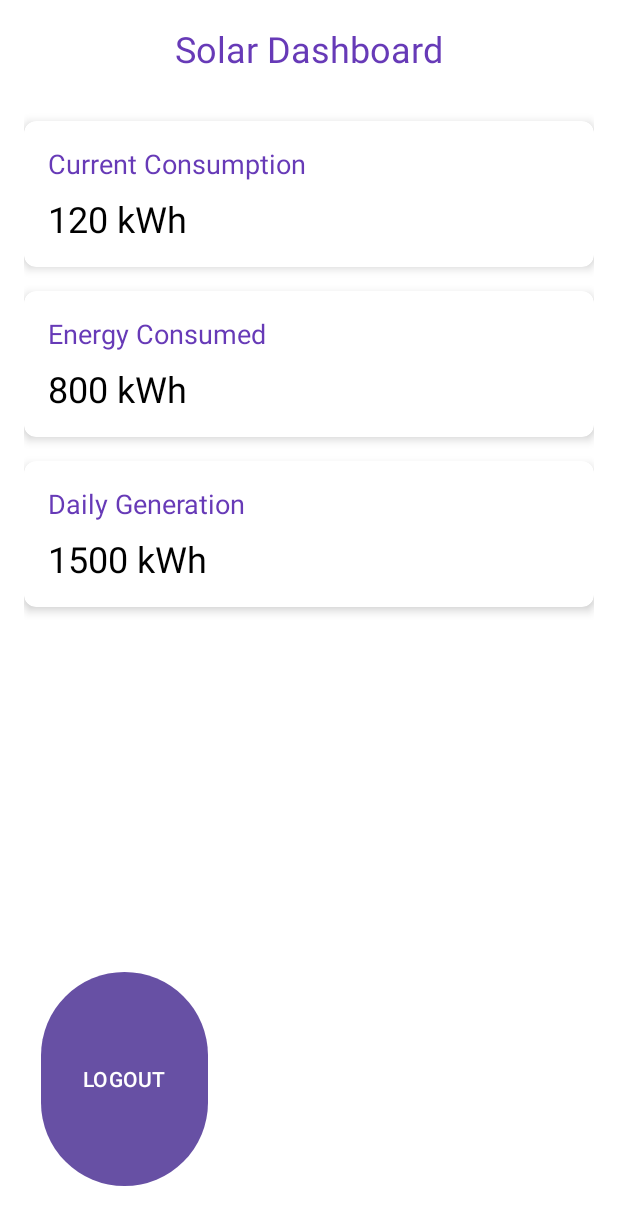
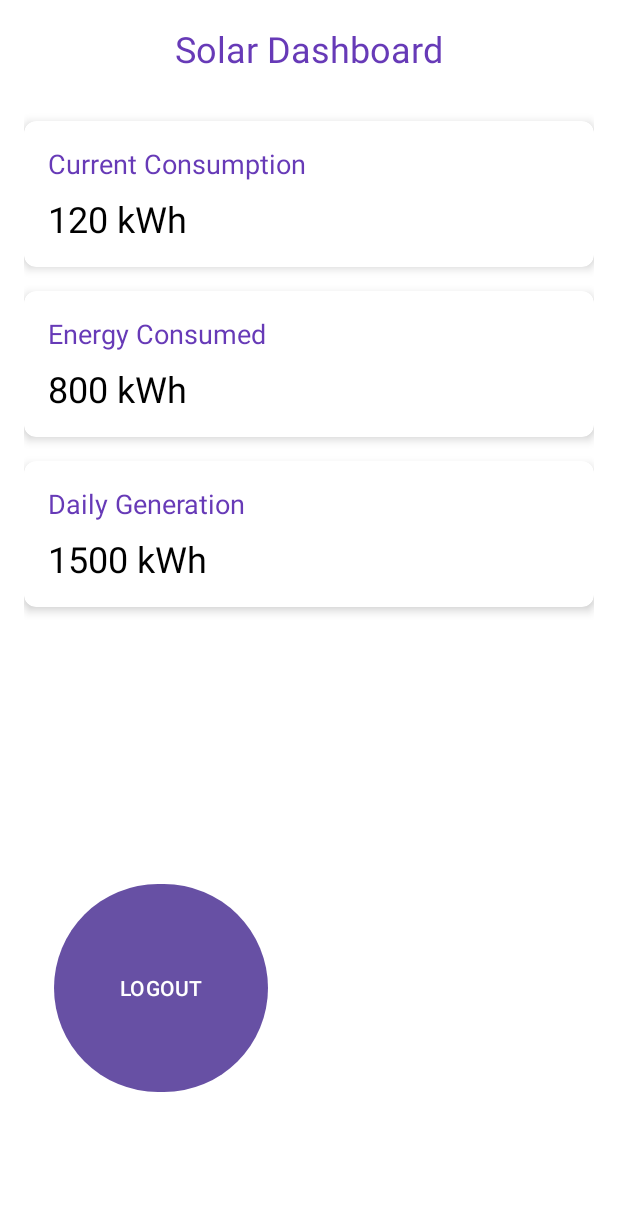
Before and after one commit to kaikamal/FYP, an Android app: the fragment HomeFragment shown on its own in the app's theme, on a phone screen of 412 x 824 dp. Shown: the top 1225 px of the screen. Run offline under Robolectric (Android 15) with nearby library versions, the phone set to English and light mode, and no system bars; our stand-ins replace Firebase (no records; nobody signed in at launch, a user with empty details on screens opened directly).

Commit message:
project commit

```diff
--- a/app/src/main/java/com/example/loginactivity/Register.java
+++ b/app/src/main/java/com/example/loginactivity/Register.java
@@ -35,7 +35,7 @@ import com.google.firebase.auth.FirebaseUser;
 
 
 public class Register extends AppCompatActivity {
-    private static final String TAG = MainActivity.class.getSimpleName();
+    private static final String TAG = MainActivity2.class.getSimpleName();
     EditText mEmail, mPassword, mConfirmPassword;
     Button mRegisterBtn;
     TextView mLoginBtn;
@@ -139,7 +139,7 @@ public class Register extends AppCompatActivity {
                 public void onComplete(@NonNull Task<AuthResult> task) {
                     if (task.isSuccessful()) {
                         Toast.makeText(Register.this, "User Created.", Toast.LENGTH_SHORT).show();
-                        startActivity(new Intent(getApplicationContext(), MainActivity.class));
+                        startActivity(new Intent(getApplicationContext(), MainActivity2.class));
 
                     } else {
                         Toast.makeText(Register.this, "Error!" + task.getException().getMessage(), Toast.LENGTH_SHORT).show();
@@ -154,7 +154,7 @@ public class Register extends AppCompatActivity {
                 final String getFullName = account.getDisplayName();
                 final String getEmail = account.getEmail();
 //                final String getPhotoUrl = account.getPhotoUrl();
-                startActivity(new Intent(Register.this, MainActivity.class));
+                startActivity(new Intent(Register.this, MainActivity2.class));
                 finish();
             }catch (ApiException e){
 //                Toast.makeText(this, Toast.LENGTH_SHORT).show();
--- a/app/src/main/res/layout/fragment_home.xml
+++ b/app/src/main/res/layout/fragment_home.xml
@@ -126,16 +126,16 @@
 
     <Button
         android:id="@+id/button3"
-        android:layout_width="127dp"
-        android:layout_height="74dp"
+        android:layout_width="158dp"
+        android:layout_height="70dp"
         android:layout_alignParentStart="true"
         android:layout_alignParentTop="true"
         android:layout_alignParentEnd="true"
         android:layout_alignParentBottom="true"
-        android:layout_marginStart="11dp"
-        android:layout_marginTop="628dp"
-        android:layout_marginEnd="257dp"
-        android:layout_marginBottom="13dp"
+        android:layout_marginStart="20dp"
+        android:layout_marginTop="569dp"
+        android:layout_marginEnd="217dp"
+        android:layout_marginBottom="76dp"
         android:onClick="onClickLogout"
         android:text="LOGOUT"
         app:layout_constraintBottom_toBottomOf="parent"
```
Also changed, not shown: app/src/main/res/layout/activity_splash.xml (+6 -6 lines).
